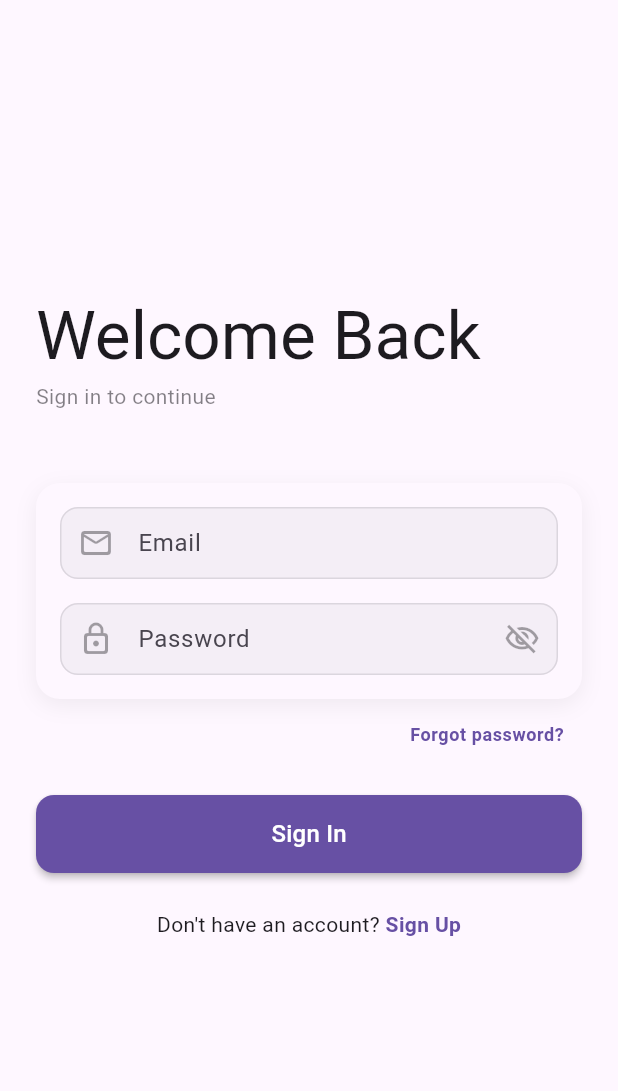
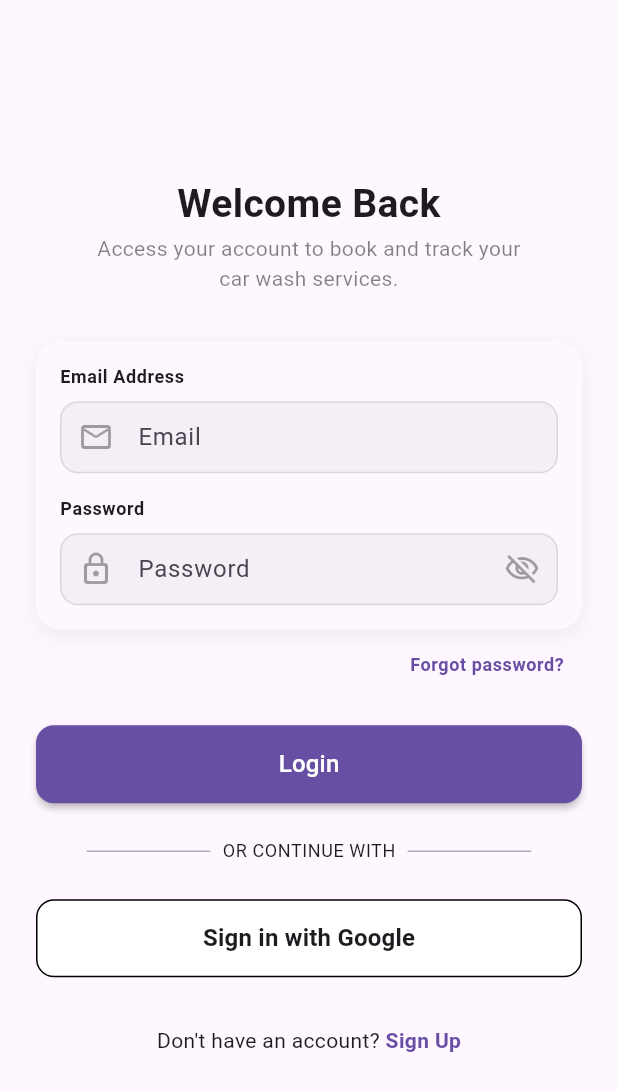
Before and after one commit to demystik/WashSlot, a Flutter app: the LoginPage screen opened directly, on a phone screen of 412 x 824 dp. Shown: the top 1091 px of the screen. Run offline on Flutter 3.47's test engine with Material 3 defaults, Android fonts, the phone set to English and light mode, and no system bars; our stand-ins replace firebase_core, go_router, lucide_icons_flutter; accounts and stored records are empty; network calls fail; Roboto replaces fonts that are missing (YourFontFamily).

Commit message:
Login screen implemented

```diff
--- a/lib/core/common/widgets/app_button.dart
+++ b/lib/core/common/widgets/app_button.dart
@@ -43,7 +43,7 @@ class AppButton extends StatelessWidget {
               )
             : Text(
                 label,
-                style: variant == AppButtonVariant.outlined ? text.titleMedium?.copyWith(color: colors.onSurface, fontWeight: FontWeight.w400) : text.titleMedium?.copyWith(color: colors.onPrimary),
+                style: variant == AppButtonVariant.outlined ? text.titleMedium?.copyWith(color: colors.onSurface, fontWeight: FontWeight.w600) : text.titleMedium?.copyWith(color: colors.onPrimary),
               ),
       ),
     );
--- a/lib/core/routes/app_routes.dart
+++ b/lib/core/routes/app_routes.dart
@@ -0,0 +1,24 @@
+// import 'package:flutter/material.dart';
+import 'package:go_router/go_router.dart';
+import 'package:washslot/features/auth/presentation/login_page.dart';
+import 'package:washslot/features/onboarding/presentation/first_onboarding.dart';
+import 'package:washslot/features/onboarding/presentation/second_onboarding.dart';
+
+final GoRouter appRouter = GoRouter(
+  initialLocation: '/first_onboarding_screen',
+  routes: [
+    GoRoute(
+      path: '/first_onboarding_screen',
+      builder: (context, state) => const FirstOnboarding(),
+    ),
+
+    GoRoute(
+      path: '/second_onboarding_screen',
+      builder: (context, state) => const SecondOnboarding(),
+    ),
+
+    GoRoute(path: "/login_screen",
+    builder: (context, state) => const LoginPage(),
+    )
+  ]
+);
--- a/lib/core/theme/app_text_styles.dart
+++ b/lib/core/theme/app_text_styles.dart
@@ -8,6 +8,9 @@ abstract class AppTextStyles {
   );
   static const TextStyle displayMedium = TextStyle(
     fontFamily: _baseFont, fontSize: 26, fontWeight: FontWeight.w700, height: 1.2,
+  );
+  static const TextStyle displaySmall = TextStyle(
+    fontFamily: _baseFont, fontSize: 23, fontWeight: FontWeight.w700, height: 1.2,
   );
   static const TextStyle titleLarge = TextStyle(
     fontFamily: _baseFont, fontSize: 20, fontWeight: FontWeight.w600, height: 1.3,
--- a/lib/features/auth/presentation/pages/login_page.dart
+++ b/lib/features/auth/presentation/login_page.dart
@@ -1,10 +1,11 @@
 import 'package:flutter/material.dart';
 import 'package:washslot/core/common/widgets/app_button.dart';
+import 'package:washslot/core/theme/app_text_styles.dart';
 
 
-import '../../../../core/common/widgets/app_card.dart';
-import '../../../../core/common/widgets/app_text_field.dart';
-import '../../../../core/theme/app_spacing.dart';
+import '../../../core/common/widgets/app_card.dart';
+import '../../../core/common/widgets/app_text_field.dart';
+import '../../../core/theme/app_spacing.dart';
 
 class LoginPage extends StatefulWidget {
   const LoginPage({super.key});
@@ -30,6 +31,7 @@ class _LoginPageState extends State<LoginPage> {
   Widget build(BuildContext context) {
     final text = Theme.of(context).textTheme;
     final colors = Theme.of(context).colorScheme;
+    Size screenSize = MediaQuery.of(context).size;
 
     return Scaffold(
       body: SafeArea(
@@ -39,23 +41,36 @@ class _LoginPageState extends State<LoginPage> {
             child: Form(
               key: _formKey,
               child: Column(
-                crossAxisAlignment: CrossAxisAlignment.start,
+                crossAxisAlignment: CrossAxisAlignment.center,
+                mainAxisAlignment: MainAxisAlignment.spaceBetween,
                 children: [
                   // ── Header ─────────────────────────────────
-                  Text('Welcome Back', style: text.displayMedium),
+                  Column(children: [
+
+                  Text('Welcome Back',
+                  textAlign: TextAlign.center,
+                   style: AppTextStyles.displayMedium.copyWith(fontWeight: FontWeight.bold),),
                   const SizedBox(height: AppSpacing.xs),
-                  Text(
-                    'Sign in to continue',
-                    style: text.bodyMedium?.copyWith(
-                      color: colors.onSurface.withValues(alpha: 0.55),
+                  SizedBox(
+                    width: screenSize.width * 0.7,
+                    child: Text(
+                      'Access your account to book and track your car wash services.',
+                      textAlign: TextAlign.center,
+                      style: text.bodyMedium?.copyWith(
+                        color: colors.onSurface.withValues(alpha: 0.55),
+                      ),
                     ),
                   ),
-                  const SizedBox(height: AppSpacing.xxl),
+                  const SizedBox(height: AppSpacing.xl),
+                  ],),
 
                   // ── Form Card ──────────────────────────────
                   AppCard(
                     child: Column(
+                      crossAxisAlignment: CrossAxisAlignment.start,
                       children: [
+                        Text("Email Address", style: text.bodySmall?.copyWith(fontWeight: FontWeight.bold),),
+                        SizedBox(height: AppSpacing.sm,),
                         AppTextField(
                           label: 'Email',
                           hint: 'you@example.com',
@@ -70,6 +85,8 @@ class _LoginPageState extends State<LoginPage> {
                               : 'Enter a valid email',
                         ),
                         const SizedBox(height: AppSpacing.md),
+                        Text("Password", style: text.bodySmall?.copyWith(fontWeight: FontWeight.bold),),
+                        SizedBox(height: AppSpacing.sm,),
                         AppTextField(
                           label: 'Password',
                           controller: _passCtrl,
@@ -114,7 +131,7 @@ class _LoginPageState extends State<LoginPage> {
 
                   // ── Submit ─────────────────────────────────
                   AppButton(
-                    label: 'Sign In',
+                    label: 'Login',
                     onPressed: () {
                       if (_formKey.currentState!.validate()) {
                         // TOD: add logic here
@@ -123,7 +140,34 @@ class _LoginPageState extends State<LoginPage> {
                   ),
                   const SizedBox(height: AppSpacing.lg),
 
+                  // Or continue with____________________
+                  Row(
+                    mainAxisAlignment: MainAxisAlignment.center,
+                    children: [
+                    Container(
+                      height: 1,
+                      width: screenSize.width * 0.2,
+                      color: colors.secondary.withValues(alpha: 0.5),
+                    ),
+                    Padding(
+                      padding: const EdgeInsets.symmetric(horizontal: AppSpacing.sm),
+                      child: Text("OR CONTINUE WITH", style: text.bodySmall,),
+                    ),
+                    Container(
+                      height: 1,
+                      width: screenSize.width * 0.2,
+                      color: colors.secondary.withValues(alpha: 0.5),
+                    ),
+                  ],),
+                  const SizedBox(height: AppSpacing.lg),
+
+                //Google SignIn Button______________________________
+
+                AppButton(label: "Sign in with Google", onPressed: (){}, variant: AppButtonVariant.outlined,),
+
+
                   // ── Register redirect ──────────────────────
+                  const SizedBox(height: AppSpacing.xl),
                   Row(
                     mainAxisAlignment: MainAxisAlignment.center,
                     children: [
--- a/pubspec.yaml
+++ b/pubspec.yaml
@@ -20,6 +20,7 @@ dependencies:
   lucide_icons_flutter: ^3.1.14+2
   intl: ^0.20.2
   riverpod: ^3.3.2
+  go_router: ^17.3.0
 
 dev_dependencies:
   flutter_test:
```
Also changed, not shown: lib/features/onboarding/presentation/first_onboarding.dart (+18 -14 lines), lib/features/onboarding/presentation/second_onboarding.dart (+8 -4 lines), lib/main.dart (+3 -4 lines), lib/features/auth/presentation/forgot_password_screen.dart (added), lib/features/auth/presentation/reset_password_screen.dart (added), lib/features/auth/presentation/signup_screen.dart (added), lib/features/auth/widgets/auth_button.dart (added), lib/features/auth/widgets/auth_textfield.dart (added), lib/features/auth/widgets/password_field.dart (added), pubspec.lock.
